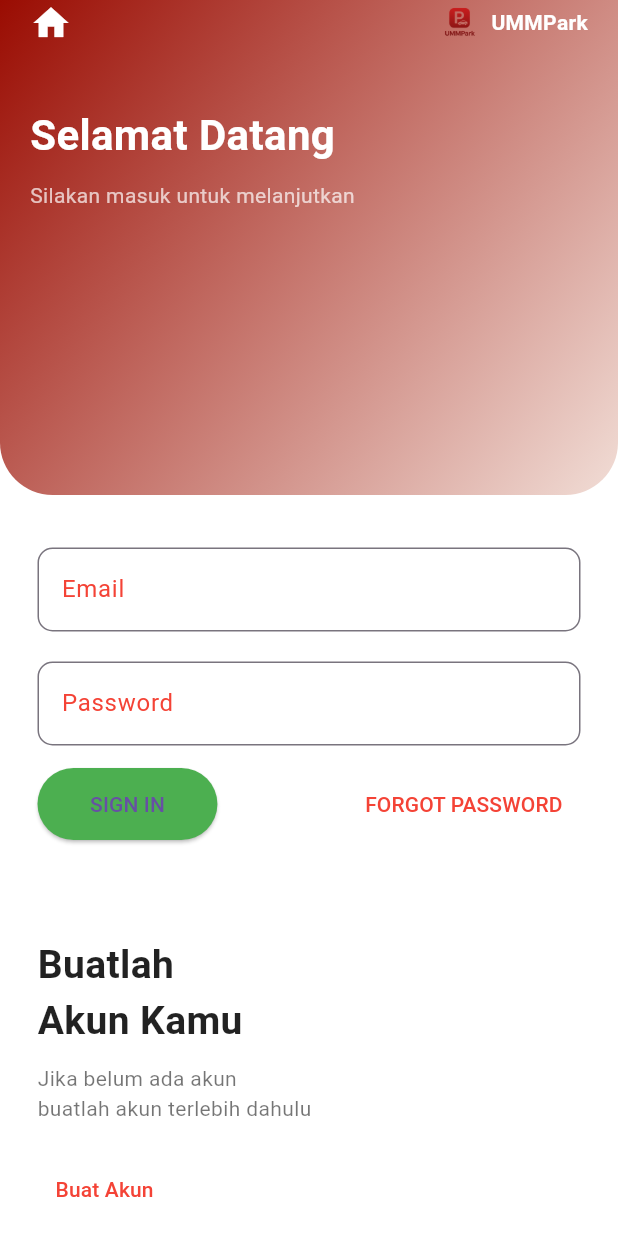
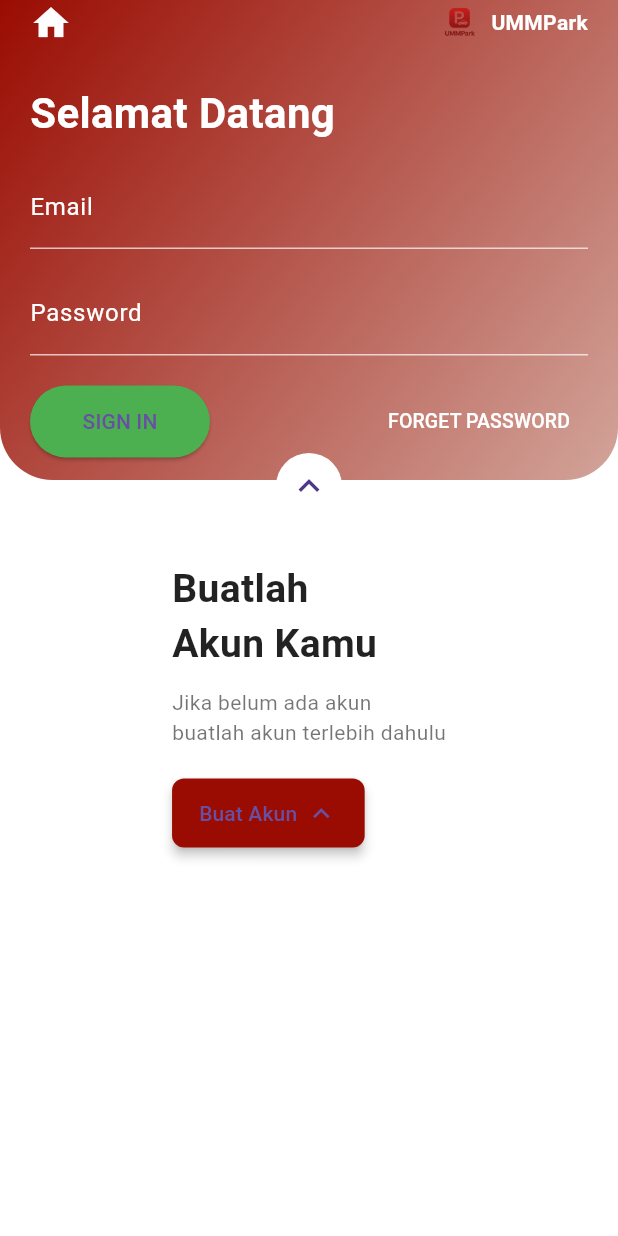
Before and after one commit to akhsanmakky/UMMparking, a Flutter app: the LoginScreen screen opened directly, on a phone screen of 412 x 824 dp. Run offline on Flutter 3.47's test engine with Material 3 defaults, Android fonts, the phone set to English and light mode, and no system bars.

Commit message:
Update login_screen.dart

```diff
--- a/lib/login_screen.dart
+++ b/lib/login_screen.dart
@@ -1,6 +1,5 @@
 import 'package:flutter/material.dart';
 import 'register_screen.dart';
-// PASTIKAN PATH INI SESUAI: lib/screens/forget_password_screen.dart
 import 'screens/forget_password_screen.dart';
 
 class LoginScreen extends StatelessWidget {
@@ -15,12 +14,12 @@ class LoginScreen extends StatelessWidget {
           children: [
             // ====================== HEADER MERAH ======================
             Container(
-              height: 330,
+              height: 320,
               decoration: const BoxDecoration(
                 gradient: LinearGradient(
                   colors: [
-                    Color.fromARGB(255, 154, 12, 2),
-                    Color.fromARGB(255, 241, 221, 214)
+                    Color(0xFF9A0C02),
+                    Color(0xFFD2A49A)
                   ],
                   begin: Alignment.topLeft,
                   end: Alignment.bottomRight,
@@ -47,14 +46,11 @@ class LoginScreen extends StatelessWidget {
                           ),
                           Row(
                             children: [
-                              // Ganti dengan placeholder jika asset tidak ada
                               Image.asset(
                                 "assets/logo.png",
                                 width: 30,
-                                // Fallback: jika gambar tidak ada, gunakan ikon atau teks
-                                errorBuilder: (context, error, stackTrace) {
-                                  return const Icon(Icons.park, color: Colors.white);
-                                },
+                                errorBuilder: (context, error, stackTrace) =>
+                                    const Icon(Icons.park, color: Colors.white),
                               ),
                               const SizedBox(width: 6),
                               const Text(
@@ -69,7 +65,7 @@ class LoginScreen extends StatelessWidget {
                         ],
                       ),
 
-                      const SizedBox(height: 40),
+                      const SizedBox(height: 25),
 
                       const Text(
                         "Selamat Datang",
@@ -80,62 +76,45 @@ class LoginScreen extends StatelessWidget {
                         ),
                       ),
 
-                      const SizedBox(height: 10),
-                      const Text(
-                        "Silakan masuk untuk melanjutkan",
-                        style: TextStyle(color: Colors.white70),
+                      const SizedBox(height: 15),
+
+                      // ====================== EMAIL FIELD ======================
+                      const TextField(
+                        decoration: InputDecoration(
+                          labelText: "Email",
+                          labelStyle: TextStyle(color: Colors.white),
+                          enabledBorder: UnderlineInputBorder(
+                            borderSide: BorderSide(color: Colors.white70),
                           ),
-                    ],
+                          focusedBorder: UnderlineInputBorder(
+                            borderSide: BorderSide(color: Colors.white),
                           ),
                         ),
+                        style: TextStyle(color: Colors.white),
+                      ),
+
+                      const SizedBox(height: 15),
+
+                      // ====================== PASSWORD FIELD ======================
+                      const TextField(
+                        obscureText: true,
+                        decoration: InputDecoration(
+                          labelText: "Password",
+                          labelStyle: TextStyle(color: Colors.white),
+                          enabledBorder: UnderlineInputBorder(
+                            borderSide: BorderSide(color: Colors.white70),
+                          ),
+                          focusedBorder: UnderlineInputBorder(
+                            borderSide: BorderSide(color: Colors.white),
                           ),
                         ),
-
-            const SizedBox(height: 35),
-
-            // ====================== EMAIL ======================
-            const Padding(
-              padding: EdgeInsets.symmetric(horizontal: 25),
-              child: TextField(
-                decoration: InputDecoration(
-                  labelText: "Email",
-                  labelStyle: TextStyle(color: Colors.red),
-                  focusedBorder: OutlineInputBorder(
-                    borderSide: BorderSide(color: Colors.red),
-                  ),
-                  border: OutlineInputBorder(
-                    borderRadius: BorderRadius.all(Radius.circular(10)),
-                  ),
-                ),
-              ),
+                        style: TextStyle(color: Colors.white),
                       ),
 
                       const SizedBox(height: 20),
 
-            // ====================== PASSWORD ======================
-            const Padding(
-              padding: EdgeInsets.symmetric(horizontal: 25),
-              child: TextField(
-                obscureText: true,
-                decoration: InputDecoration(
-                  labelText: "Password",
-                  labelStyle: TextStyle(color: Colors.red),
-                  focusedBorder: OutlineInputBorder(
-                    borderSide: BorderSide(color: Colors.red),
-                  ),
-                  border: OutlineInputBorder(
-                    borderRadius: BorderRadius.all(Radius.circular(10)),
-                  ),
-                ),
-              ),
-            ),
-
-            const SizedBox(height: 15),
-
-            // ====================== SIGN IN + FORGOT ======================
-            Padding(
-              padding: const EdgeInsets.symmetric(horizontal: 25),
-              child: Row(
+                      // SIGN IN + FORGOT
+                      Row(
                         mainAxisAlignment: MainAxisAlignment.spaceBetween,
                         children: [
                           ElevatedButton(
@@ -144,43 +123,52 @@ class LoginScreen extends StatelessWidget {
                               padding: const EdgeInsets.symmetric(
                                   horizontal: 35, vertical: 14),
                             ),
-                    onPressed: () {
-                      // Logic SIGN IN Anda di sini
-                      print('Tombol SIGN IN ditekan.');
-                    },
+                            onPressed: () {},
                             child: const Text("SIGN IN"),
                           ),
-
-                  // ====================== FORGOT PASSWORD BUTTON (FIXED) ======================
                           TextButton(
                             onPressed: () {
-                      // Navigasi ke ForgetPasswordScreen
                               Navigator.push(
                                 context,
                                 MaterialPageRoute(
-                          builder: (context) => const ForgetPasswordScreen(),
+                                  builder: (context) =>
+                                      const ForgetPasswordScreen(),
                                 ),
                               );
                             },
                             child: const Text(
-                      "FORGOT PASSWORD",
-                      style: TextStyle(color: Colors.red),
+                              "FORGET PASSWORD",
+                              style:
+                                  TextStyle(color: Colors.white, fontSize: 13),
                             ),
                           ),
-                  // ============================================================================
+                        ],
+                      ),
+                    ],
+                  ),
+                ),
+              ),
+            ),
+
+            // ====================== LINGKARAN PUTIH + PANAH ======================
+            Transform.translate(
+              offset: const Offset(0, -18),
+              child: Column(
+                children: const [
+                  CircleAvatar(
+                    radius: 22,
+                    backgroundColor: Colors.white,
+                    child: Icon(Icons.keyboard_arrow_up, size: 28),
+                  ),
                 ],
               ),
             ),
 
-            const SizedBox(height: 35),
+            const SizedBox(height: 10),
 
-            // ====================== PANEL PUTIH BAWAH (REGISTER) ======================
-            Container(
-              width: double.infinity,
-              padding: const EdgeInsets.symmetric(horizontal: 25, vertical: 30),
-              decoration: const BoxDecoration(
-                color: Colors.white,
-              ),
+            // ====================== PANEL PUTIH BAWAH ======================
+            Padding(
+              padding: const EdgeInsets.symmetric(horizontal: 25),
               child: Column(
                 crossAxisAlignment: CrossAxisAlignment.start,
                 children: [
@@ -192,24 +180,39 @@ class LoginScreen extends StatelessWidget {
                       color: Colors.black87,
                     ),
                   ),
+
                   const SizedBox(height: 10),
+
                   const Text(
                     "Jika belum ada akun\nbuatlah akun terlebih dahulu",
                     style: TextStyle(color: Colors.black54),
                   ),
+
                   const SizedBox(height: 20),
-                  TextButton(
+
+                  ElevatedButton(
+                    style: ElevatedButton.styleFrom(
+                      backgroundColor: Color(0xFF9A0C02),
+                      padding: const EdgeInsets.symmetric(
+                          horizontal: 18, vertical: 12),
+                      shape: RoundedRectangleBorder(
+                          borderRadius: BorderRadius.circular(8)),
+                      elevation: 3,
+                    ),
                     onPressed: () {
-                      // Navigasi ke RegisterScreen
                       Navigator.push(
                         context,
                         MaterialPageRoute(
                             builder: (_) => const RegisterScreen()),
                       );
                     },
-                    child: const Text(
-                      "Buat Akun",
-                      style: TextStyle(color: Colors.red),
+                    child: Row(
+                      mainAxisSize: MainAxisSize.min,
+                      children: const [
+                        Text("Buat Akun"),
+                        SizedBox(width: 5),
+                        Icon(Icons.keyboard_arrow_up, size: 22),
+                      ],
                     ),
                   ),
                 ],
```
Lines whose indentation alone changed are shown as unchanged.
